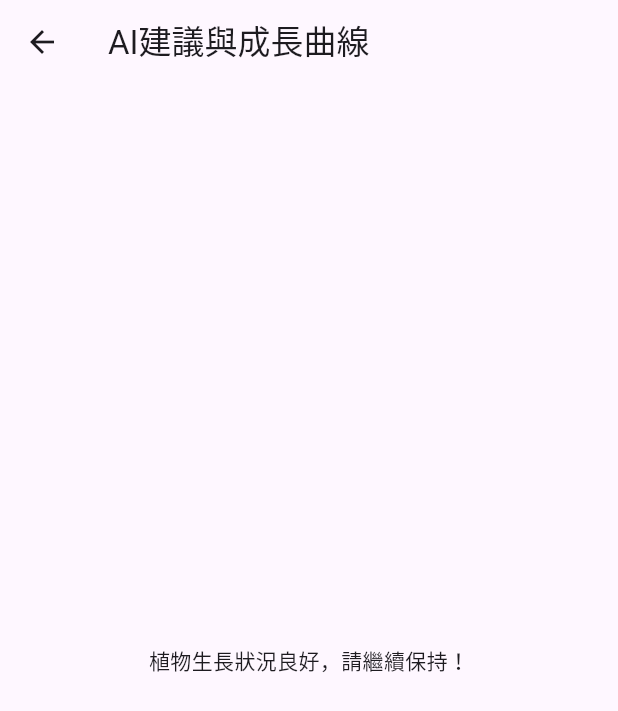
After one commit to sdsfvvbn/green_project, a Flutter app: the AdvicePage screen opened directly, on a phone screen of 412 x 824 dp. The commit adds this screen. Shown: the top 711 px of the screen. Run offline on Flutter 3.47's test engine with Material 3 defaults, Android fonts, the light colour scheme and no system bars.

Commit message:
先推再拉

```diff
--- /dev/null
+++ b/app/lib/advice_page.dart
@@ -0,0 +1,17 @@
+import 'package:flutter/material.dart';
+import 'advice_service.dart'; // 導入 AdviceService
+import 'chart_widget.dart';
+
+class AdvicePage extends StatelessWidget {
+  final AdviceService adviceService = AdviceService(); // 創建實例
+
+  @override
+  Widget build(BuildContext context) {
+    return Scaffold(
+      appBar: AppBar(title: Text('AI建議與成長曲線')),
+      body: Center(
+        child: Text(adviceService.getAdvice()), // 使用 AdviceService 的方法
+      ),
+    );
+  }
+}
--- /dev/null
+++ b/app/lib/advice_service.dart
@@ -0,0 +1,29 @@
+class AdviceService {
+  // 模擬日誌數據
+  List<Map<String, dynamic>> logs = [
+    {'growth_rate': 0.5, 'temperature': 25, 'humidity': 60},
+    {'growth_rate': 0.7, 'temperature': 22, 'humidity': 65},
+  ];
+
+  // 簡單的if-else建議邏輯
+  String getAdvice() {
+    var latestLog = logs.last;
+    if (latestLog['growth_rate'] < 0.6) {
+      return '建議增加澆水頻率，並確保光照充足。';
+    } else {
+      return '植物生長狀況良好，請繼續保持！';
+    }
+  }
+
+  // 吸碳量計算
+  double calculateCarbonSequestration() {
+    const carbonPerPlantPerMonth = 0.5; // 每株植物每月吸碳量（kg）
+    int plantCount = logs.length; // 模擬植物數量
+    return plantCount * carbonPerPlantPerMonth;
+  }
+
+  // 圖表數據
+  List<double> getChartData() {
+    return logs.map((log) => log['growth_rate'] as double).toList();
+  }
+}
--- a/app/lib/main.dart
+++ b/app/lib/main.dart
@@ -1,7 +1,8 @@
 import 'package:flutter/material.dart';
-
+import 'advice_page.dart';
 void main() {
   runApp(const MyApp());
+
 }
 
 class MyApp extends StatelessWidget {
```
Also changed, not shown: app/lib/chart_widget.dart (added, +14 -0 lines).
